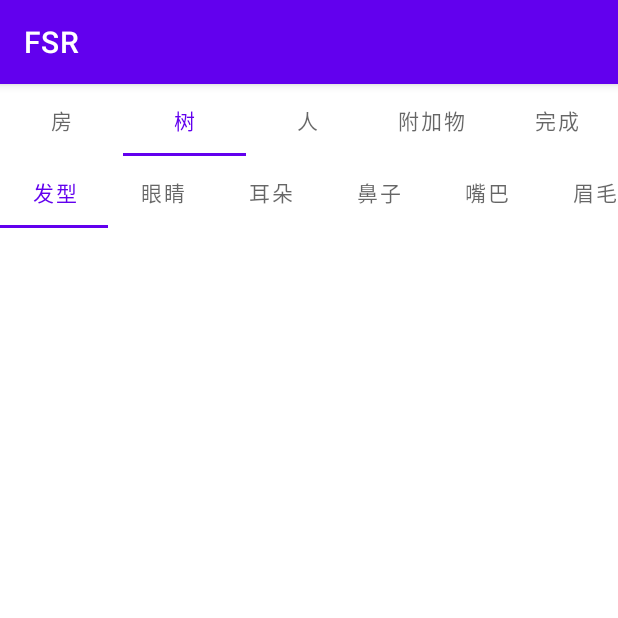
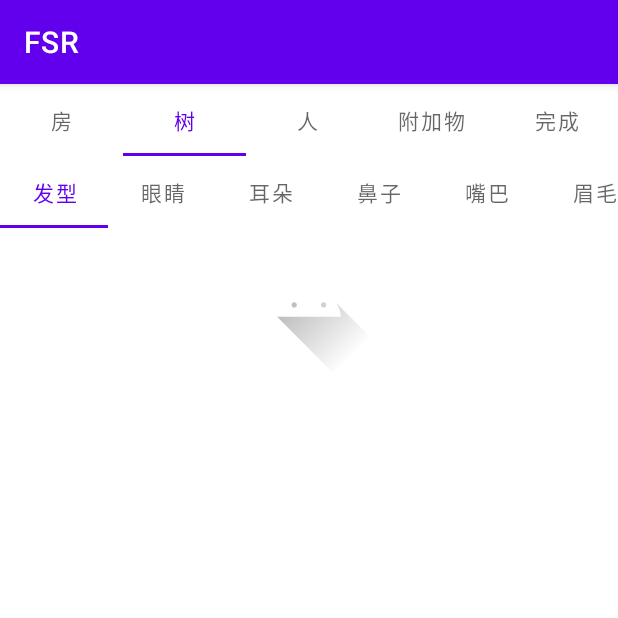
Before and after one commit to tiddster/Iteach-FangShuRen, an Android app: the screen it shows after launch (MainActivity), tab 2 chosen, on a phone screen of 412 x 824 dp, the top half of it. Run offline under Robolectric (Android 15) with nearby library versions, the phone set to English and light mode, and no system bars.

Commit message:
tablayout和viewpager结合

```diff
--- a/app/src/main/java/com/example/fsr/MainActivity.java
+++ b/app/src/main/java/com/example/fsr/MainActivity.java
@@ -1,28 +1,36 @@
 package com.example.fsr;
 
+import androidx.annotation.NonNull;
 import androidx.appcompat.app.AppCompatActivity;
+import androidx.fragment.app.Fragment;
+import androidx.fragment.app.FragmentManager;
+import androidx.fragment.app.FragmentPagerAdapter;
 import androidx.viewpager.widget.ViewPager;
 
 import android.os.Bundle;
-import android.view.View;
-import android.widget.Toast;
 
 import com.example.fsr.bean.TabInfo;
-import com.google.android.material.tabs.TabItem;
 import com.google.android.material.tabs.TabLayout;
+
+import java.util.ArrayList;
+import java.util.List;
 
 public class MainActivity extends AppCompatActivity{
     private TabLayout mainTabLayout, subTabLayout;
     private TabInfo tabInfo = new TabInfo();
-    private String[] Content = tabInfo.getContentOfFang();
+    private String[] Content;
     private ViewPager mViewPager;
+    private PagerAdapter mPagerAdapter;
+    private List<Fragment> mFragmentList = new ArrayList<>();
 
     @Override
     protected void onCreate(Bundle savedInstanceState) {
         super.onCreate(savedInstanceState);
         setContentView(R.layout.activity_main);
+        mViewPager = findViewById(R.id.viewpager);
 
         initView();
+        listener();
     }
 
     public void initView(){
@@ -32,14 +40,15 @@ public class MainActivity extends AppCompatActivity{
     public void initTabLayout(){
         subTabLayout = findViewById(R.id.SubTitleTab);
         mainTabLayout = findViewById(R.id.MainTitleTab);
+    }
 
-        for(int i=0; i<Content.length; i++){
-            subTabLayout.addTab(subTabLayout.newTab().setText(Content[i]));
-        }
+    public void listener(){
+        mainTabLayout.setOnTabSelectedListener(new TabLayout.OnTabSelectedListener() {
 
-        mainTabLayout.setOnTabSelectedListener(new TabLayout.OnTabSelectedListener() {
             @Override
             public void onTabSelected(TabLayout.Tab tab) {
+                mFragmentList = new ArrayList<>();
+
                 switch (tab.getPosition()){
                     case 0:
                         Content = tabInfo.getContentOfFang();
@@ -53,11 +62,17 @@ public class MainActivity extends AppCompatActivity{
                     case 3:
                         Content = new String[]{"附加物"};
                         break;
+                    case 4:
+                        finish();
                 }
                 subTabLayout.removeAllTabs();
                 for(int i=0; i<Content.length; i++){
                     subTabLayout.addTab(subTabLayout.newTab().setText(Content[i]));
+                    mFragmentList.add(new PagerFragment());
                 }
+                mPagerAdapter = new PagerAdapter(getSupportFragmentManager(),mFragmentList);
+                mViewPager.setAdapter(mPagerAdapter);
+                subTabLayout.setupWithViewPager(mViewPager);
             }
 
             @Override
@@ -71,4 +86,29 @@ public class MainActivity extends AppCompatActivity{
             }
         });
     }
+
+    public class PagerAdapter extends FragmentPagerAdapter {
+        public List<Fragment> mFragmentList;
+        public PagerAdapter(@NonNull FragmentManager fm, List<Fragment> fragments) {
+            super(fm);
+            mFragmentList = fragments;
+        }
+
+        @NonNull
+        @Override
+        public Fragment getItem(int position) {
+            return mFragmentList.get(position);
+        }
+
+        @Override
+        public int getCount() {
+            return mFragmentList.size();
+        }
+
+        @Override
+        public CharSequence getPageTitle(int position) {
+            return Content[position];
+        }
+    }
+
 }
--- /dev/null
+++ b/app/src/main/java/com/example/fsr/PagerFragment.java
@@ -0,0 +1,19 @@
+package com.example.fsr;
+
+import android.os.Bundle;
+import android.view.LayoutInflater;
+import android.view.View;
+import android.view.ViewGroup;
+
+import androidx.annotation.NonNull;
+import androidx.annotation.Nullable;
+import androidx.fragment.app.Fragment;
+
+public class PagerFragment extends Fragment{
+    @Nullable
+    @Override
+    public View onCreateView(@NonNull LayoutInflater inflater, @Nullable ViewGroup container, @Nullable Bundle savedInstanceState) {
+        View view=inflater.inflate(R.layout.fragment,container,false);
+        return view;
+    }
+}
--- a/app/src/main/res/layout/activity_main.xml
+++ b/app/src/main/res/layout/activity_main.xml
@@ -56,21 +56,12 @@
         app:tabMode="scrollable" />
 
     <androidx.viewpager.widget.ViewPager
+        android:id="@+id/viewpager"
         android:layout_width="match_parent"
         android:layout_height="100dp"
         app:layout_constraintEnd_toEndOf="parent"
         app:layout_constraintStart_toStartOf="parent"
         app:layout_constraintTop_toBottomOf="@+id/SubTitleTab" >
-
-        <HorizontalScrollView
-            android:layout_width="match_parent"
-            android:layout_height="match_parent">
-
-            <LinearLayout
-                android:layout_width="wrap_content"
-                android:layout_height="match_parent"
-                android:orientation="vertical" />
-        </HorizontalScrollView>
     </androidx.viewpager.widget.ViewPager>
 
 </androidx.constraintlayout.widget.ConstraintLayout>
--- /dev/null
+++ b/app/src/main/res/layout/fragment.xml
@@ -0,0 +1,17 @@
+<?xml version="1.0" encoding="utf-8"?>
+<androidx.constraintlayout.widget.ConstraintLayout
+    xmlns:android="http://schemas.android.com/apk/res/android"
+    xmlns:app="http://schemas.android.com/apk/res-auto"
+    xmlns:tools="http://schemas.android.com/tools"
+    android:layout_width="match_parent"
+    android:layout_height="match_parent">
+
+    <ImageView
+        android:id="@+id/imageView2"
+        android:layout_width="wrap_content"
+        android:layout_height="wrap_content"
+        app:layout_constraintEnd_toEndOf="parent"
+        app:layout_constraintStart_toStartOf="parent"
+        app:layout_constraintTop_toTopOf="parent"
+        app:srcCompat="@drawable/ic_launcher_foreground" />
+</androidx.constraintlayout.widget.ConstraintLayout>
```
